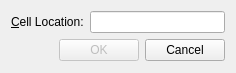
Before: the Qt Designer form QT/ch2/GoToCell/GoToCell.ui in Cynric-Ni/HappyNoob, drawn with Qt 5.
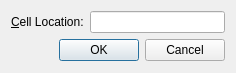
After: the same form once the commit is applied.

```diff
--- a/QT/ch2/GoToCell/GoToCell.ui
+++ b/QT/ch2/GoToCell/GoToCell.ui
@@ -36,41 +36,11 @@
     </layout>
    </item>
    <item>
-    <layout class="QHBoxLayout" name="horizontalLayout_2">
-     <item>
-      <spacer name="horizontalSpacer">
-       <property name="orientation">
-        <enum>Qt::Horizontal</enum>
-       </property>
-       <property name="sizeHint" stdset="0">
-        <size>
-         <width>40</width>
-         <height>20</height>
-        </size>
-       </property>
-      </spacer>
-     </item>
-     <item>
-      <widget class="QPushButton" name="okButton">
-       <property name="enabled">
-        <bool>false</bool>
-       </property>
-       <property name="text">
-        <string>OK</string>
-       </property>
-       <property name="default">
-        <bool>true</bool>
-       </property>
-      </widget>
-     </item>
-     <item>
-      <widget class="QPushButton" name="cancelButton">
-       <property name="text">
-        <string>Cancel</string>
-       </property>
-      </widget>
-     </item>
-    </layout>
+    <widget class="QDialogButtonBox" name="buttonBox">
+     <property name="standardButtons">
+      <set>QDialogButtonBox::Cancel|QDialogButtonBox::Ok</set>
+     </property>
+    </widget>
    </item>
   </layout>
  </widget>
```
